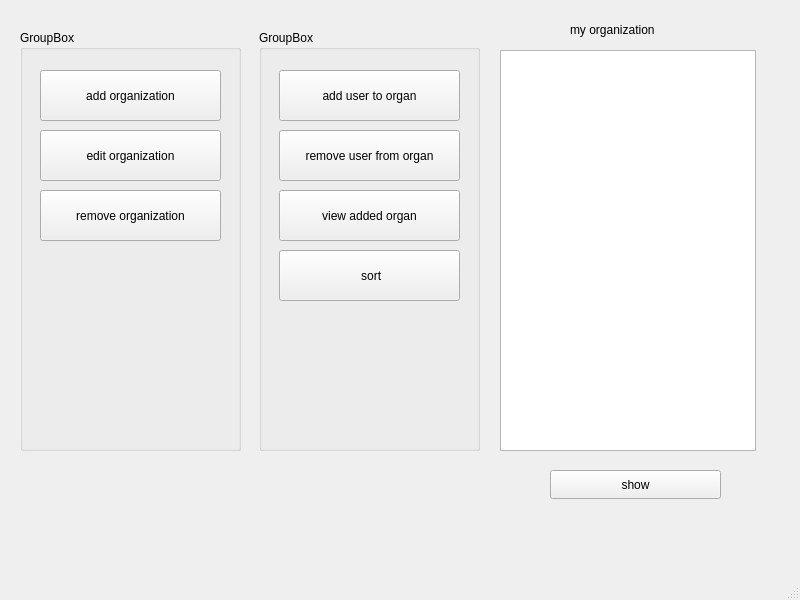
This is organ_manegment.ui in annishelion/ap-projet as Qt 5 draws it before an edit. The edited form follows.
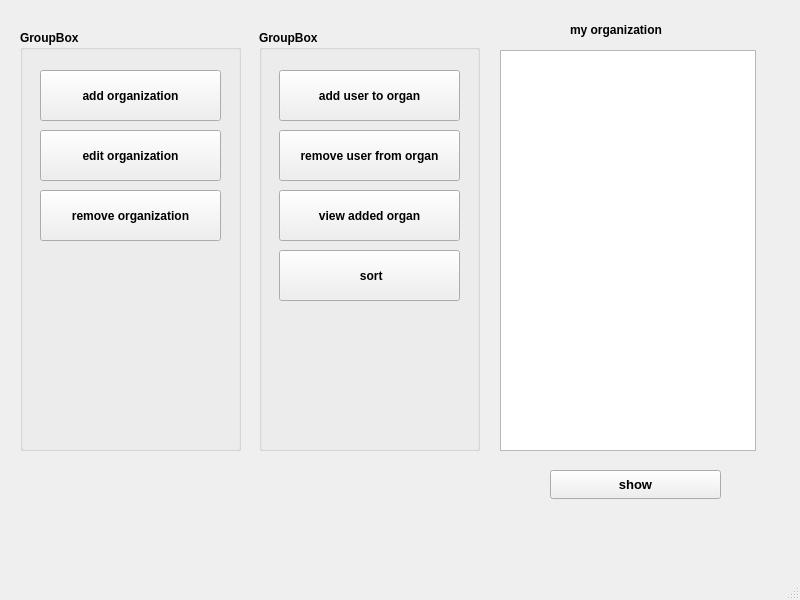
This is the edited form.

Diff of the .ui file:
```diff
--- a/organ_manegment.ui
+++ b/organ_manegment.ui
@@ -33,6 +33,11 @@
       <height>20</height>
      </rect>
     </property>
+    <property name="font">
+     <font>
+      <bold>true</bold>
+     </font>
+    </property>
     <property name="text">
      <string>my organization</string>
     </property>
@@ -46,6 +51,12 @@
       <height>29</height>
      </rect>
     </property>
+    <property name="font">
+     <font>
+      <pointsize>10</pointsize>
+      <bold>true</bold>
+     </font>
+    </property>
     <property name="text">
      <string>show</string>
     </property>
@@ -59,6 +70,11 @@
       <height>421</height>
      </rect>
     </property>
+    <property name="font">
+     <font>
+      <bold>true</bold>
+     </font>
+    </property>
     <property name="title">
      <string>GroupBox</string>
     </property>
@@ -111,6 +127,11 @@
       <height>421</height>
      </rect>
     </property>
+    <property name="font">
+     <font>
+      <bold>true</bold>
+     </font>
+    </property>
     <property name="title">
      <string>GroupBox</string>
     </property>
```
Left out of the diff: 2 changed lines with no effect on the pictures.
